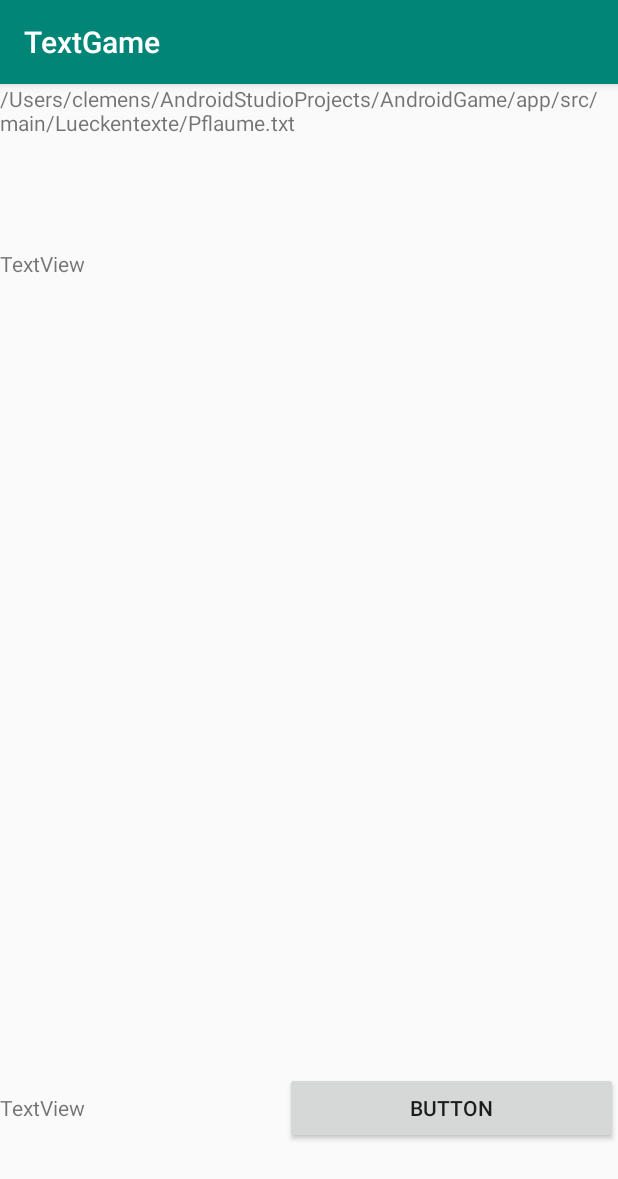
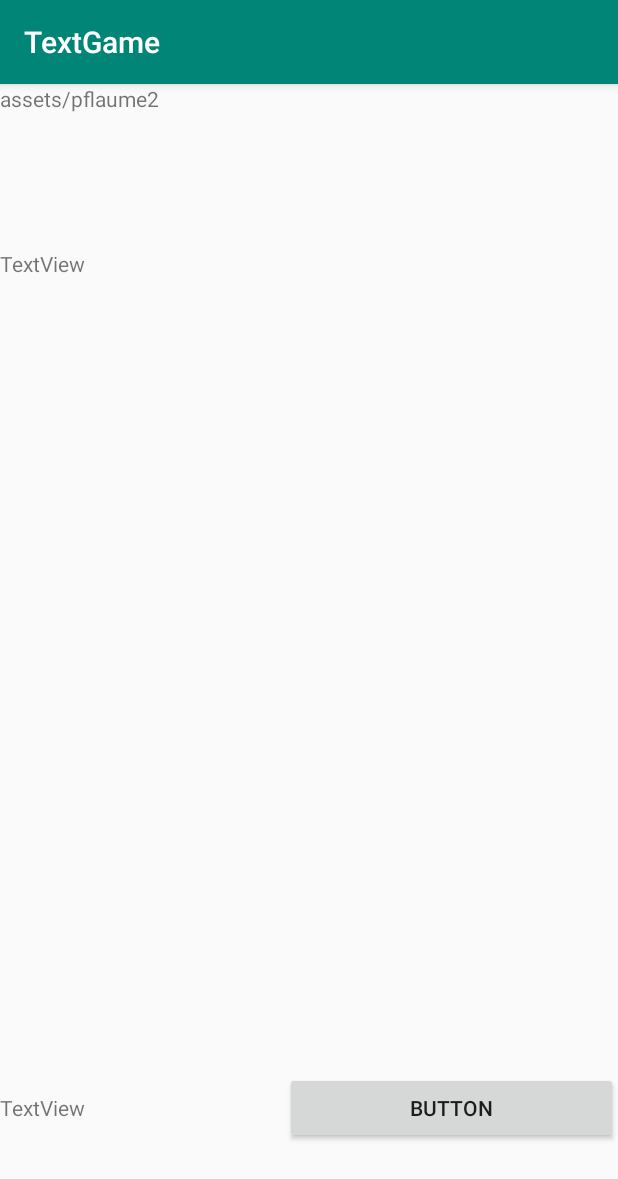
Before and after one commit to Bitbrain91/AndroidGame, an Android app: the screen it shows after launch (TextActivity), after a tap on "START", on a phone screen of 412 x 824 dp. Shown: the top 1179 px of the screen. Run offline under Robolectric (Android 15) with nearby library versions, the phone set to English and light mode, and no system bars.

Commit message:
fourth commit

```diff
--- a/app/src/main/java/com/salzburg/fh/portenkirchner/r/textgame/MainActivity.java
+++ b/app/src/main/java/com/salzburg/fh/portenkirchner/r/textgame/MainActivity.java
@@ -13,7 +13,7 @@ public class MainActivity extends AppCompatActivity {
     Button btnStart;
     Button btnTextauswahl;
 
-    String filename = "/Users/clemens/AndroidStudioProjects/AndroidGame/app/src/main/Lueckentexte/Pflaume.txt";
+    String filename = "assets/pflaume2";
 
     @Override
     protected void onCreate(Bundle savedInstanceState) {
```
Also changed, not shown: 3 other files.
